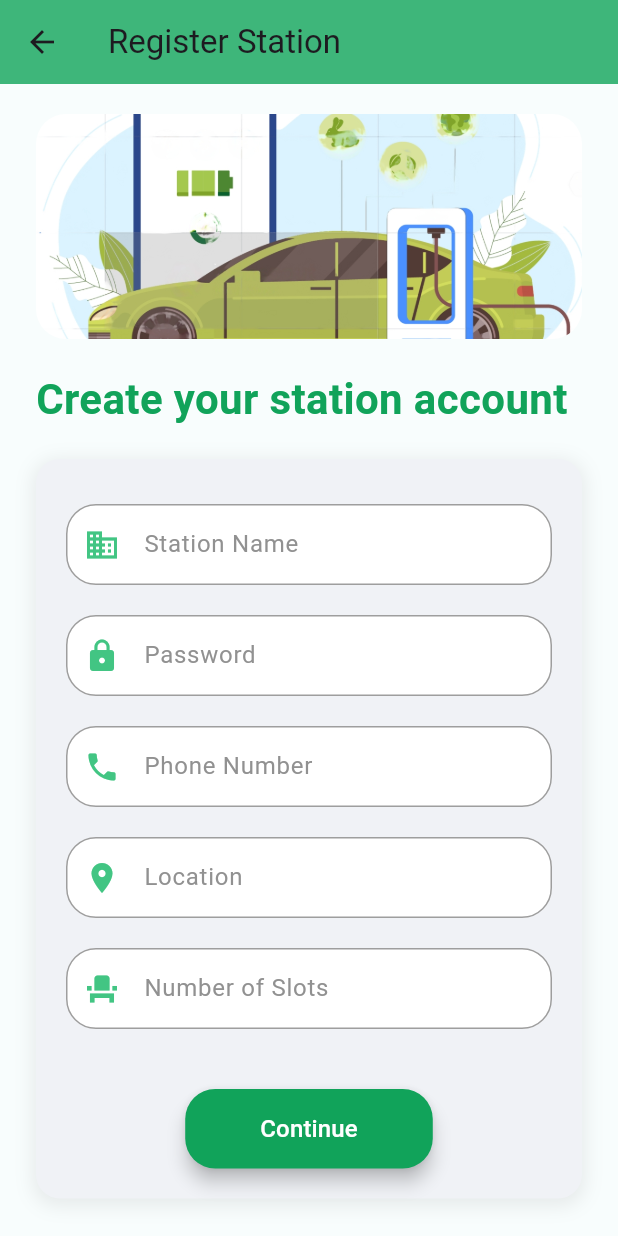
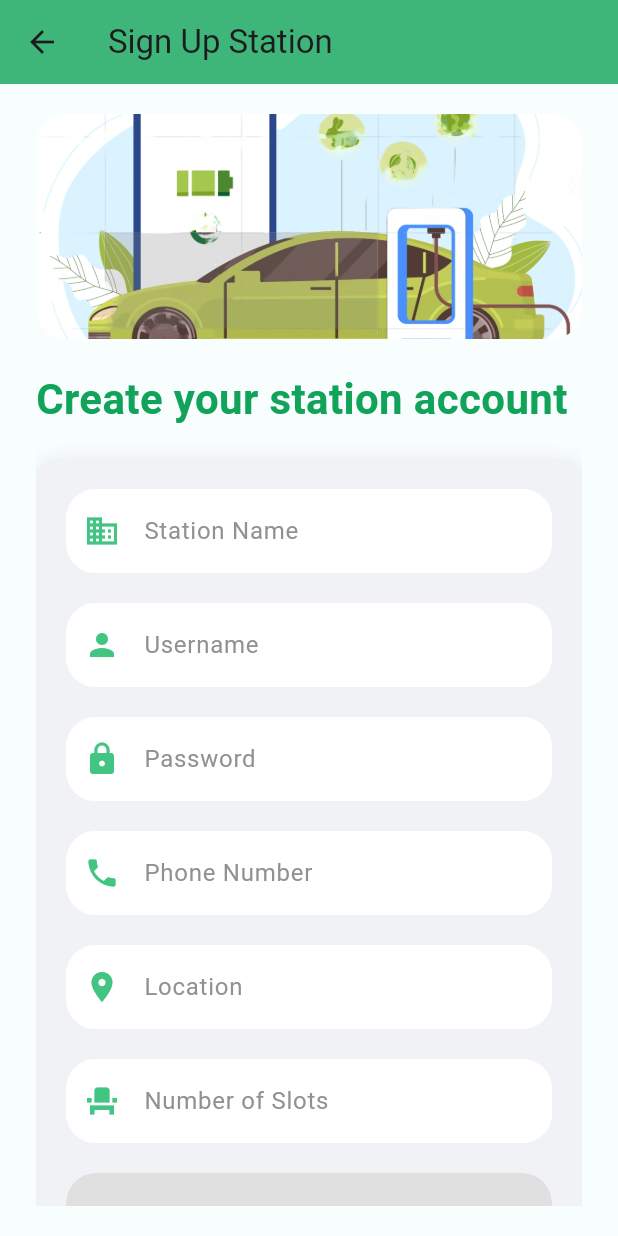
Before and after one commit to shreyaniraula/ev_station_frontend, a Flutter app: the SignupStation screen opened directly, on a phone screen of 412 x 824 dp. Run offline on Flutter 3.47's test engine with Material 3 defaults, Android fonts, the phone set to English and light mode, and no system bars; our stand-ins replace connectivity_plus, flutter_map, geolocator, google_maps_flutter, image_picker, latlong2 and 1 more.

Commit message:
Made some changes

```diff
--- a/lib/main.dart
+++ b/lib/main.dart
@@ -20,7 +20,7 @@ class MyApp extends StatelessWidget {
       ),
       onGenerateRoute: (settings) => generateRoute(settings),
       debugShowCheckedModeBanner: false,
-      home: const HomeScreen(),
+      home: const LoginPage(),
     );
   }
 }
--- a/lib/screens/verification/signup_station.dart
+++ b/lib/screens/verification/signup_station.dart
@@ -1,7 +1,13 @@
+import 'dart:io';
+
 import 'package:ev_charge/screens/home_screen.dart';
+import 'package:ev_charge/utils/pick_images.dart';
+import 'package:ev_charge/widgets/custom_textfield.dart';
 import 'package:flutter/material.dart';
+import 'package:image_picker/image_picker.dart';
 
 class SignupStation extends StatefulWidget {
+  static const String routeName = '/signup-station-screen';
   const SignupStation({super.key});
 
   @override
@@ -11,44 +17,19 @@ class SignupStation extends StatefulWidget {
 class _SignupStationState extends State<SignupStation> {
   final _formKey = GlobalKey<FormState>();
   final TextEditingController _stationNameController = TextEditingController();
+  final TextEditingController _usernameController = TextEditingController();
   final TextEditingController _passwordController = TextEditingController();
   final TextEditingController _phoneController = TextEditingController();
   final TextEditingController _locationController = TextEditingController();
   final TextEditingController _slotsController = TextEditingController();
 
-  Widget _buildTextField(String label,
-      {bool obscureText = false,
-      IconData? icon,
-      TextEditingController? controller}) {
-    return Container(
-      margin: const EdgeInsets.symmetric(vertical: 10),
-      child: TextField(
-        controller: controller,
-        obscureText: obscureText,
-        style: const TextStyle(color: Colors.black),
-        decoration: InputDecoration(
-          prefixIcon: icon != null
-              ? Icon(icon, color: const Color.fromARGB(255, 66, 197, 131))
-              : null,
-          labelText: label,
-          labelStyle:
-              const TextStyle(color: Color.fromARGB(255, 145, 145, 145)),
-          enabledBorder: OutlineInputBorder(
-            borderRadius: BorderRadius.circular(20),
-            borderSide: const BorderSide(color: Colors.grey),
-          ),
-          focusedBorder: OutlineInputBorder(
-            borderRadius: BorderRadius.circular(20),
-            borderSide:
-                const BorderSide(color: Color.fromARGB(255, 17, 163, 90)),
-          ),
-          filled: true,
-          fillColor: Colors.white,
-          contentPadding:
-              const EdgeInsets.symmetric(vertical: 15, horizontal: 20),
-        ),
-      ),
-    );
+  XFile? _image;
+
+  void selectImage() async {
+    var img = await pickImage();
+    setState(() {
+      _image = img;
+    });
   }
 
   @override
@@ -56,7 +37,7 @@ class _SignupStationState extends State<SignupStation> {
     return SafeArea(
       child: Scaffold(
         appBar: AppBar(
-          title: const Text("Register Station"),
+          title: const Text("Sign Up Station"),
           backgroundColor: const Color.fromARGB(255, 62, 182, 122),
         ),
         body: Padding(
@@ -104,21 +85,68 @@ class _SignupStationState extends State<SignupStation> {
                     ),
                     child: Column(
                       children: [
-                        _buildTextField('Station Name',
-                            icon: Icons.business,
-                            controller: _stationNameController),
-                        _buildTextField('Password',
-                            obscureText: true,
-                            icon: Icons.lock,
-                            controller: _passwordController),
-                        _buildTextField('Phone Number',
-                            icon: Icons.phone, controller: _phoneController),
-                        _buildTextField('Location',
-                            icon: Icons.location_on,
-                            controller: _locationController),
-                        _buildTextField('Number of Slots',
-                            icon: Icons.event_seat,
-                            controller: _slotsController),
+                        CustomTextfield(
+                          labelText: 'Station Name',
+                          obscureText: false,
+                          icon: Icons.business,
+                          controller: _stationNameController,
+                        ),
+                        CustomTextfield(
+                          labelText: 'Username',
+                          obscureText: false,
+                          icon: Icons.person,
+                          controller: _usernameController,
+                        ),
+                        CustomTextfield(
+                          labelText: 'Password',
+                          obscureText: true,
+                          icon: Icons.lock,
+                          controller: _passwordController,
+                        ),
+                        CustomTextfield(
+                          labelText: 'Phone Number',
+                          obscureText: false,
+                          icon: Icons.phone,
+                          controller: _phoneController,
+                        ),
+                        CustomTextfield(
+                          labelText: 'Location',
+                          obscureText: false,
+                          icon: Icons.location_on,
+                          controller: _locationController,
+                        ),
+                        CustomTextfield(
+                          labelText: 'Number of Slots',
+                          obscureText: false,
+                          icon: Icons.event_seat,
+                          controller: _slotsController,
+                        ),
+                        GestureDetector(
+                          onTap: selectImage,
+                          child: ClipRRect(
+                            borderRadius: BorderRadius.circular(20),
+                            child: _image == null
+                                ? Container(
+                                    height: 150,
+                                    width: double.infinity,
+                                    decoration: BoxDecoration(
+                                      color: Colors.grey[300],
+                                      borderRadius: BorderRadius.circular(20),
+                                    ),
+                                    child: const Icon(
+                                      Icons.add_a_photo,
+                                      color: Colors.grey,
+                                      size: 50,
+                                    ),
+                                  )
+                                : Image.file(
+                                    File(_image!.path),
+                                    height: 150,
+                                    width: double.infinity,
+                                    fit: BoxFit.cover,
+                                  ),
+                          ),
+                        ),
                         const SizedBox(height: 30),
                         ElevatedButton(
                           onPressed: () {
--- a/lib/widgets/custom_textfield.dart
+++ b/lib/widgets/custom_textfield.dart
@@ -4,11 +4,13 @@ class CustomTextfield extends StatelessWidget {
   final String labelText;
   final bool obscureText;
   final TextEditingController controller;
+  final IconData icon;
   const CustomTextfield({
     super.key,
     required this.labelText,
     required this.obscureText,
     required this.controller,
+    required this.icon,
   });
 
   @override
@@ -33,6 +35,7 @@ class CustomTextfield extends StatelessWidget {
                 color: Color.fromRGBO(205, 221, 169, 0.651),
               ),
             ),
+            prefixIcon: Icon(icon, color: const Color.fromARGB(255, 66, 197, 131)),
             filled: true,
             fillColor: Colors.white,
           ),
--- a/pubspec.yaml
+++ b/pubspec.yaml
@@ -14,7 +14,6 @@ dependencies:
   image_picker: ^0.8.5+3 # Add this line
   google_maps_flutter: ^2.9.0
   cupertino_icons: ^1.0.8
-  file_picker: ^8.1.2
   http: ^1.2.2
   location: ^5.0.0
   connectivity_plus: ^2.3.0
```
Also changed, not shown: lib/router.dart (+15 -0 lines), lib/screens/verification/login_page.dart (+32 -13 lines), lib/screens/verification/signup_user.dart (+26 -57 lines), lib/utils/pick_images.dart (+6 -15 lines), pubspec.lock.
